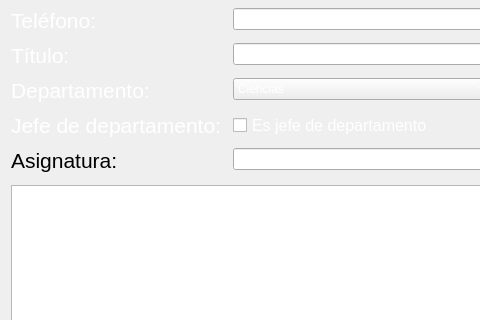
This is app/view/ProfesorPage.ui in Orphereum/2DAM_DI_Universidad as Qt 5 draws it before an edit; both pictures show x 0 to 480 and y 125 to 445 of the 605 by 573 pixel window. The edited form follows.
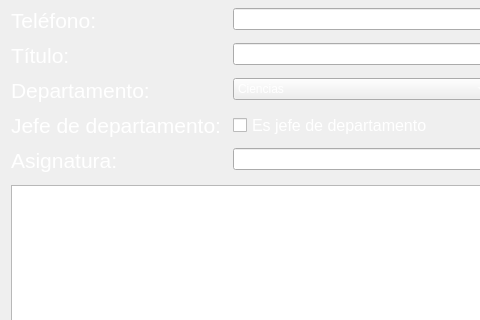
This is the edited form. Icons and pictures are not drawn.

Diff of the .ui file:
```diff
--- a/app/view/ProfesorPage.ui
+++ b/app/view/ProfesorPage.ui
@@ -291,6 +291,9 @@
            <bold>false</bold>
           </font>
          </property>
+         <property name="styleSheet">
+          <string notr="true">color:white</string>
+         </property>
          <property name="text">
           <string>Asignatura:</string>
          </property>
```
Left out of the diff: 6 changed lines with no effect on the pictures.
